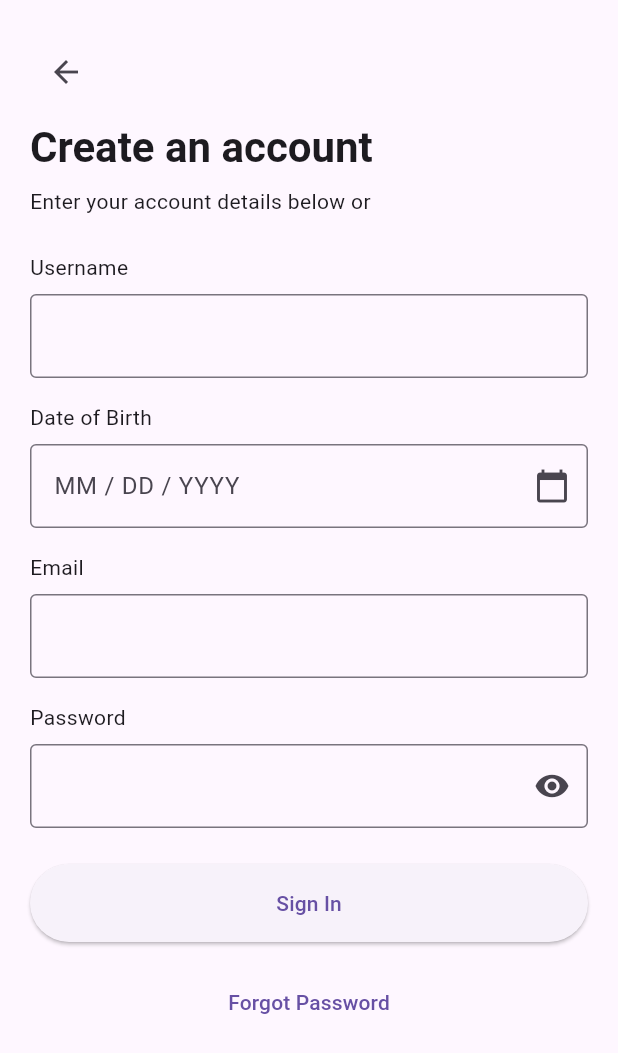
After one commit to harshitgupta1998/medicaledu, a Flutter app: the CreateAccountPage screen opened directly, on a phone screen of 412 x 824 dp. The commit adds this screen. Shown: the top 1053 px of the screen. Run offline on Flutter 3.47's test engine with Material 3 defaults, Android fonts, the light colour scheme and no system bars.

Commit message:
Home page and loading setup with initial create account page

```diff
--- /dev/null
+++ b/medicaledu_app/lib/pages/create_account_page.dart
@@ -0,0 +1,173 @@
+import 'package:flutter/material.dart';
+
+class CreateAccountPage extends StatefulWidget {
+  const CreateAccountPage({super.key});
+
+  @override
+  State<CreateAccountPage> createState() => _CreateAccountPageState();
+}
+
+class _CreateAccountPageState extends State<CreateAccountPage> {
+  final _formKey = GlobalKey<FormState>();
+  final _usernameController = TextEditingController();
+  final _emailController = TextEditingController();
+  final _passwordController = TextEditingController();
+  DateTime? _dob;
+  bool _obscure = true;
+
+  @override
+  void dispose() {
+    _usernameController.dispose();
+    _emailController.dispose();
+    _passwordController.dispose();
+    super.dispose();
+  }
+
+  Future<void> _pickDob() async {
+    final now = DateTime.now();
+    final first = DateTime(now.year - 120);
+    final last = now;
+    final picked = await showDatePicker(
+      context: context,
+      initialDate: _dob ?? DateTime(now.year - 25),
+      firstDate: first,
+      lastDate: last,
+    );
+    if (picked != null) setState(() => _dob = picked);
+  }
+
+  void _submit() {
+    if (_formKey.currentState?.validate() ?? false) {
+      // For now just show a snackbar
+      ScaffoldMessenger.of(context).showSnackBar(
+        const SnackBar(content: Text('Account created (demo)')),
+      );
+    }
+  }
+
+  String? _validateEmail(String? v) {
+    if (v == null || v.isEmpty) return 'Enter email';
+    final emailRegex = RegExp(r"^[^@\s]+@[^@\s]+\.[^@\s]+$");
+    if (!emailRegex.hasMatch(v)) return 'Enter a valid email';
+    return null;
+  }
+
+  String? _validatePassword(String? v) {
+    if (v == null || v.isEmpty) return 'Enter password';
+    if (v.length < 8) return 'Password must be at least 8 characters';
+    final hasUpper = v.contains(RegExp(r'[A-Z]'));
+    final hasLower = v.contains(RegExp(r'[a-z]'));
+    final hasDigit = v.contains(RegExp(r'\d'));
+    final hasSpecial = v.contains(RegExp(r'[!@#\$&*~%^()_+\-=\[\]{};:\\|,.<>\/?]'));
+    if (!hasUpper || !hasLower || !hasDigit || !hasSpecial) {
+      return 'Password must include upper, lower, number & special char';
+    }
+    return null;
+  }
+
+  @override
+  Widget build(BuildContext context) {
+    final theme = Theme.of(context);
+    return Scaffold(
+      body: SafeArea(
+        child: SingleChildScrollView(
+          child: Padding(
+            padding: const EdgeInsets.symmetric(horizontal: 20, vertical: 24),
+            child: Column(
+              crossAxisAlignment: CrossAxisAlignment.start,
+              children: [
+                IconButton(
+                  icon: const Icon(Icons.arrow_back),
+                  onPressed: () => Navigator.maybePop(context),
+                ),
+                const SizedBox(height: 8),
+                Text('Create an account',
+                    style: theme.textTheme.headlineMedium?.copyWith(fontWeight: FontWeight.bold)),
+                const SizedBox(height: 8),
+                Text('Enter your account details below or '),
+                const SizedBox(height: 24),
+
+                Form(
+                  key: _formKey,
+                  child: Column(
+                    crossAxisAlignment: CrossAxisAlignment.stretch,
+                    children: [
+                      const Text('Username'),
+                      const SizedBox(height: 8),
+                      TextFormField(
+                        controller: _usernameController,
+                        decoration: const InputDecoration(border: OutlineInputBorder()),
+                        validator: (v) => (v == null || v.isEmpty) ? 'Enter username' : null,
+                      ),
+                      const SizedBox(height: 16),
+
+                      const Text('Date of Birth'),
+                      const SizedBox(height: 8),
+                      GestureDetector(
+                        onTap: _pickDob,
+                        child: AbsorbPointer(
+                          child: TextFormField(
+                            decoration: InputDecoration(
+                              hintText: _dob == null ? 'MM / DD / YYYY' : '${_dob!.month}/${_dob!.day}/${_dob!.year}',
+                              border: const OutlineInputBorder(),
+                              suffixIcon: IconButton(
+                                icon: const Icon(Icons.calendar_today),
+                                onPressed: _pickDob,
+                              ),
+                            ),
+                            validator: (_) => _dob == null ? 'Select date of birth' : null,
+                          ),
+                        ),
+                      ),
+                      const SizedBox(height: 16),
+
+                      const Text('Email'),
+                      const SizedBox(height: 8),
+                      TextFormField(
+                        controller: _emailController,
+                        decoration: const InputDecoration(border: OutlineInputBorder()),
+                        keyboardType: TextInputType.emailAddress,
+                        validator: _validateEmail,
+                      ),
+                      const SizedBox(height: 16),
+
+                      const Text('Password'),
+                      const SizedBox(height: 8),
+                      TextFormField(
+                        controller: _passwordController,
+                        obscureText: _obscure,
+                        decoration: InputDecoration(
+                          border: const OutlineInputBorder(),
+                          suffixIcon: IconButton(
+                            icon: Icon(_obscure ? Icons.visibility : Icons.visibility_off),
+                            onPressed: () => setState(() => _obscure = !_obscure),
+                          ),
+                        ),
+                        validator: _validatePassword,
+                      ),
+
+                      const SizedBox(height: 24),
+                      ElevatedButton(
+                        onPressed: _submit,
+                        style: ElevatedButton.styleFrom(padding: const EdgeInsets.symmetric(vertical: 16)),
+                        child: const Text('Sign In'),
+                      ),
+
+                      const SizedBox(height: 16),
+                      Center(
+                        child: TextButton(
+                          onPressed: () {},
+                          child: const Text('Forgot Password'),
+                        ),
+                      ),
+                    ],
+                  ),
+                ),
+              ],
+            ),
+          ),
+        ),
+      ),
+    );
+  }
+}
```
Also changed, not shown: medicaledu_app/lib/main.dart (+5 -113 lines), medicaledu_app/lib/pages/about_page1.dart (added, +35 -0 lines), medicaledu_app/lib/pages/about_page2.dart (added, +87 -0 lines), medicaledu_app/lib/pages/about_page3.dart (added, +87 -0 lines), medicaledu_app/lib/pages/loader_page.dart (added, +30 -0 lines), medicaledu_app/lib/pages/onboarding.dart (added, +138 -0 lines), 1 other file.
